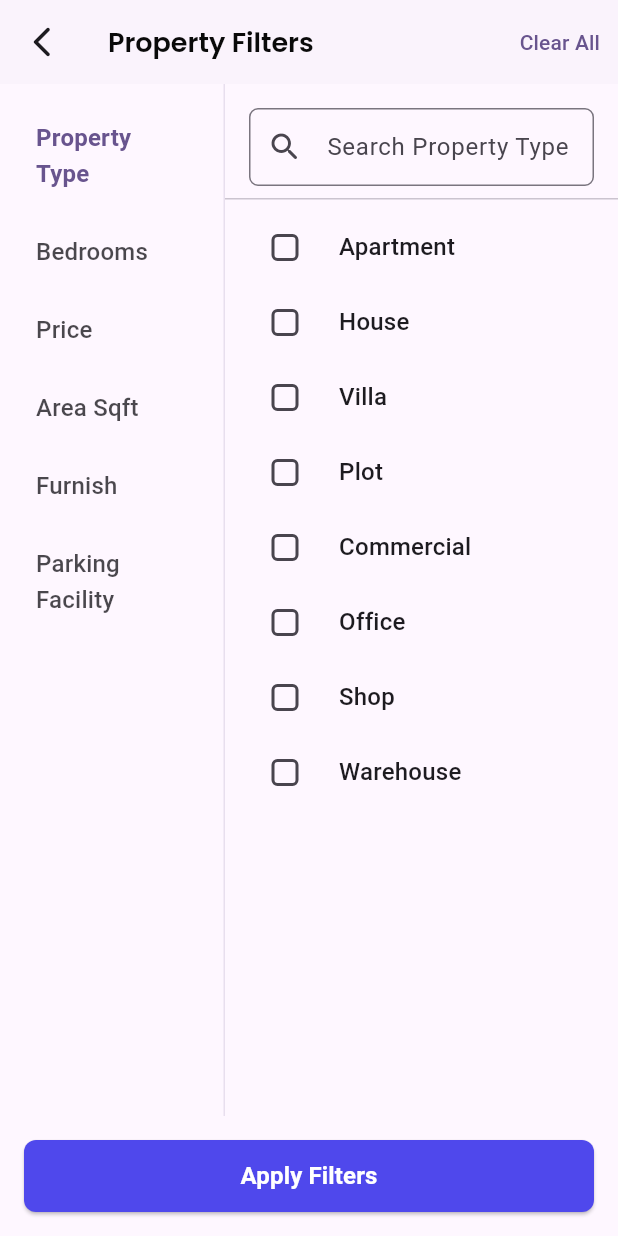
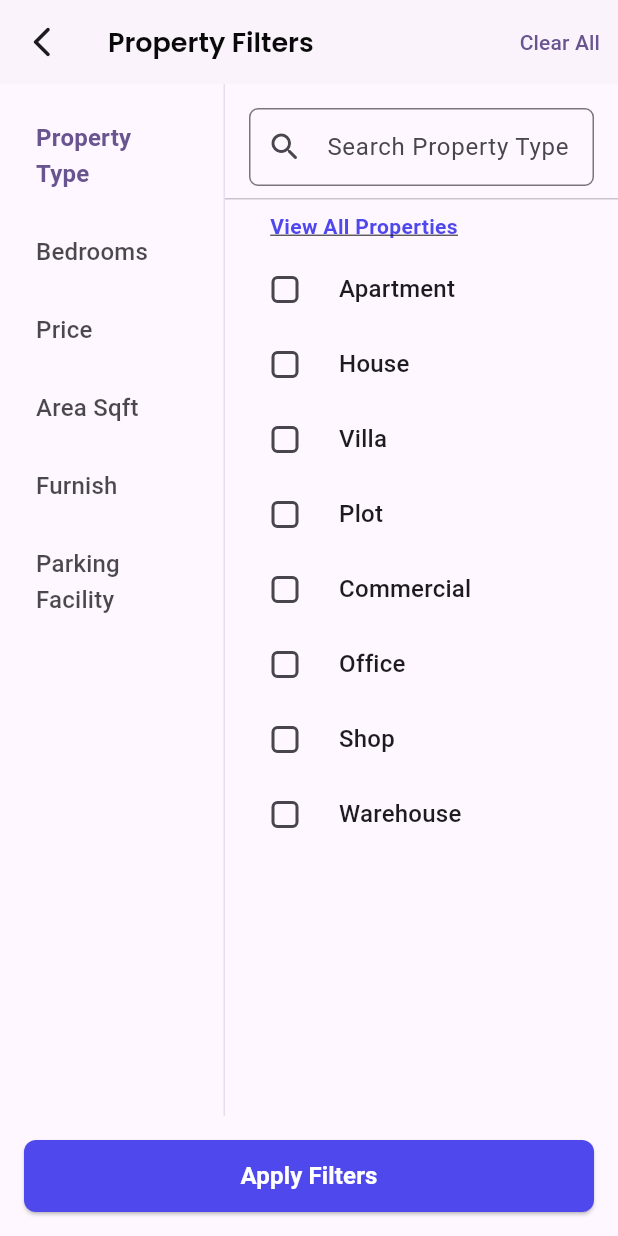
Before and after one commit to RahulSomaraj/ado_dad_mobile, a Flutter app: the PropertyFiltersPage screen opened by its route, on a phone screen of 412 x 824 dp. Run offline on Flutter 3.47's test engine with Material 3 defaults, Android fonts, the phone set to English and light mode, and no system bars; our stand-ins replace bloc, carousel_slider, chewie, connectivity_plus, country_picker, dio and 12 more; accounts and stored records are empty; generated files the repository leaves out were written again; network calls fail.

Commit message:
Added view all in filter

```diff
--- a/lib/common/app_routes.dart
+++ b/lib/common/app_routes.dart
@@ -221,7 +221,8 @@ class AppRoutes {
         path: '/car-filter',
         builder: (context, state) {
           final repo = context.read<AdvertisementBloc>().repository;
-
+          final categoryId = state.uri.queryParameters['categoryId'];
+          final categoryTitle = state.uri.queryParameters['title'];
           return MultiBlocProvider(
             providers: [
               BlocProvider(
@@ -241,13 +242,19 @@ class AppRoutes {
                   ..add(const ModelFilterEvent.load()),
               ),
             ],
-            child: const CarFiltersPage(),
+            child: CarFiltersPage(
+                categoryId: categoryId, categoryTitle: categoryTitle),
           );
         },
       ),
       GoRoute(
         path: '/property-filter',
-        builder: (context, state) => const PropertyFiltersPage(),
+        builder: (context, state) {
+          final categoryId = state.uri.queryParameters['categoryId'];
+          final categoryTitle = state.uri.queryParameters['title'];
+          return PropertyFiltersPage(
+              categoryId: categoryId, categoryTitle: categoryTitle);
+        },
       ),
       GoRoute(path: '/my-ads', builder: (context, state) => const MyAdsPage()),
     ],
--- a/lib/features/home/ui/category_list_page.dart
+++ b/lib/features/home/ui/category_list_page.dart
@@ -88,7 +88,8 @@ class _CategoryListPageState extends State<CategoryListPage> {
                 onTap: () async {
                   // Check if this is a property category
                   if (widget.categoryId == 'property') {
-                    final result = await context.push('/property-filter');
+                    final result = await context.push(
+                        '/property-filter?categoryId=${widget.categoryId}&title=${Uri.encodeComponent(widget.categoryTitle)}');
                     if (result is Map<String, dynamic>) {
                       _filters = result;
                       context.read<AdvertisementBloc>().add(
@@ -109,7 +110,8 @@ class _CategoryListPageState extends State<CategoryListPage> {
                     }
                   } else {
                     // For vehicle categories, use car filter
-                    final result = await context.push('/car-filter');
+                    final result = await context.push(
+                        '/car-filter?categoryId=${widget.categoryId}&title=${Uri.encodeComponent(widget.categoryTitle)}');
                     if (result is Map<String, dynamic>) {
                       _filters = result;
                       context.read<AdvertisementBloc>().add(
--- a/lib/features/home/ui/property_filter_page.dart
+++ b/lib/features/home/ui/property_filter_page.dart
@@ -3,7 +3,9 @@ import 'package:ado_dad_user/common/app_textstyle.dart';
 import 'package:flutter/material.dart';
 
 class PropertyFiltersPage extends StatefulWidget {
-  const PropertyFiltersPage({super.key});
+  final String? categoryId;
+  final String? categoryTitle;
+  const PropertyFiltersPage({super.key, this.categoryId, this.categoryTitle});
 
   @override
   State<PropertyFiltersPage> createState() => _PropertyFiltersPageState();
@@ -301,6 +303,23 @@ class _PropertyFiltersPageState extends State<PropertyFiltersPage> {
           ),
         ),
         const Divider(height: 1),
+        // View All option
+        Padding(
+          padding: const EdgeInsets.fromLTRB(30, 8, 16, 0),
+          child: InkWell(
+            onTap: () {
+              Navigator.pop<Map<String, dynamic>>(context, {});
+            },
+            child: const Text(
+              'View All Properties',
+              style: TextStyle(
+                decoration: TextDecoration.underline,
+                color: AppColors.primaryColor,
+                fontWeight: FontWeight.w600,
+              ),
+            ),
+          ),
+        ),
         Expanded(
           child: ListView.separated(
             padding: const EdgeInsets.fromLTRB(8, 8, 8, 20),
```
Also changed, not shown: lib/features/home/ui/car_filters_page.dart (+38 -1 lines).
